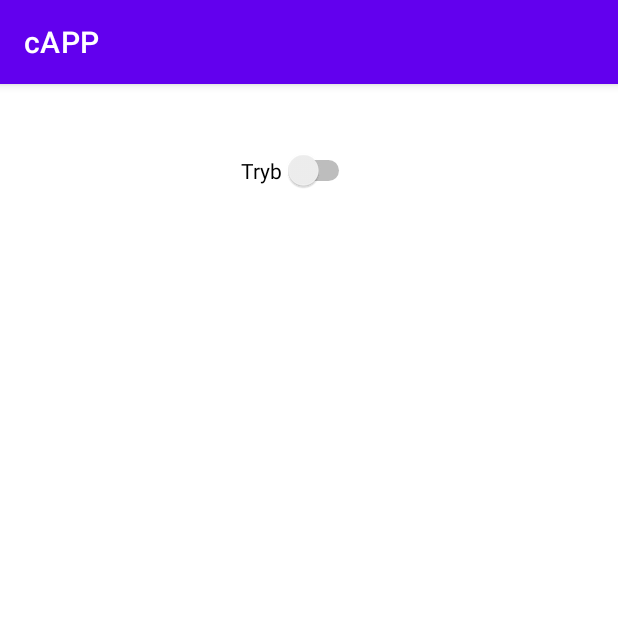
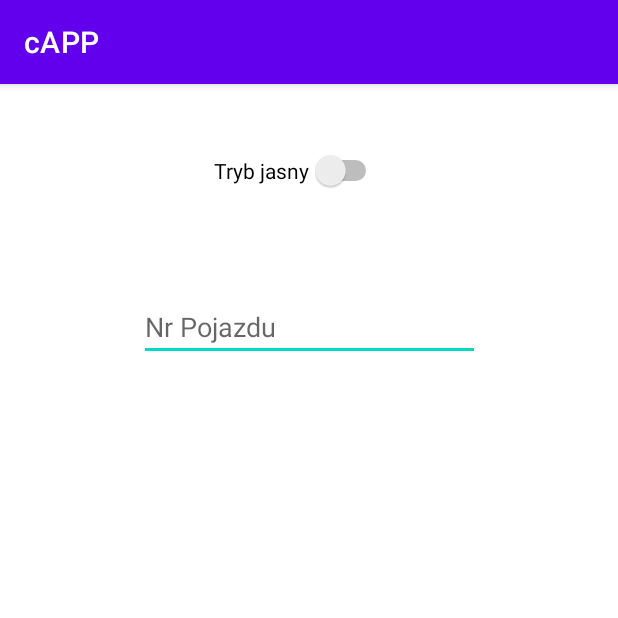
Before and after one commit to ValadaRP/Pwsteprojekt1, an Android app: the Ustawienia screen opened directly, with no data from a screen before it, on a phone screen of 412 x 824 dp, the top half of it. Run offline under Robolectric (Android 15) with nearby library versions, the phone set to English and light mode, and no system bars.

Commit message:
dodanie trybu ciemnego / jasnego do ustawien

```diff
--- a/app/src/main/java/com/example/pwsteprojekt/Ustawienia.java
+++ b/app/src/main/java/com/example/pwsteprojekt/Ustawienia.java
@@ -1,29 +1,32 @@
 package com.example.pwsteprojekt;
 
+import static androidx.appcompat.app.AppCompatDelegate.MODE_NIGHT_YES;
+
 import androidx.appcompat.app.AppCompatActivity;
-import androidx.constraintlayout.widget.ConstraintLayout;
+import androidx.appcompat.app.AppCompatDelegate;
+
 import android.os.Bundle;
 import android.widget.CompoundButton;
 import android.widget.Switch;
 
 public class Ustawienia extends AppCompatActivity {
     private Switch aSwitch;
-    private ConstraintLayout view1;
     @Override
     protected void onCreate(Bundle savedInstanceState) {
         super.onCreate(savedInstanceState);
         setContentView(R.layout.activity_ustawienia);
 
         aSwitch = findViewById(R.id.aSwitch);
-        view1 = findViewById(R.id.view1);
 
         aSwitch.setOnCheckedChangeListener(new CompoundButton.OnCheckedChangeListener() {
             @Override
             public void onCheckedChanged(CompoundButton compoundButton, boolean isChecked) {
                 if(isChecked){
                     aSwitch.setText("Tryb ciemny");
+                    AppCompatDelegate.setDefaultNightMode(MODE_NIGHT_YES);
                 }else{
                     aSwitch.setText("Tryb jasny");
+                    AppCompatDelegate.setDefaultNightMode(AppCompatDelegate.MODE_NIGHT_NO);
                 }
             }
         });
--- a/app/src/main/res/layout/activity_ustawienia.xml
+++ b/app/src/main/res/layout/activity_ustawienia.xml
@@ -14,8 +14,22 @@
         android:layout_marginStart="154dp"
         android:layout_marginTop="44dp"
         android:layout_marginEnd="169dp"
-        android:text="Tryb"
+        android:text="@string/trybJasny"
         app:layout_constraintEnd_toEndOf="parent"
         app:layout_constraintStart_toStartOf="parent"
         app:layout_constraintTop_toTopOf="parent" />
+
+    <EditText
+        android:id="@+id/nrPojazduUstawienia"
+        android:layout_width="227dp"
+        android:layout_height="45dp"
+        android:layout_marginTop="68dp"
+        android:ems="10"
+        android:hint="@string/nrPojazdu"
+        android:inputType="textPersonName"
+        app:layout_constraintBottom_toBottomOf="parent"
+        app:layout_constraintEnd_toEndOf="parent"
+        app:layout_constraintStart_toStartOf="parent"
+        app:layout_constraintTop_toBottomOf="@+id/aSwitch"
+        app:layout_constraintVertical_bias="0.0" />
 </androidx.constraintlayout.widget.ConstraintLayout>
--- a/app/src/main/res/values/strings.xml
+++ b/app/src/main/res/values/strings.xml
@@ -60,4 +60,6 @@
     <string name="wiadOdebrane">Odebrane</string>
     <string name="wiadWyslane">Wyslane</string>
 
+    <string name="trybJasny">Tryb jasny</string>
+    <string name="nrPojazdu">Nr Pojazdu</string>
 </resources>
```
